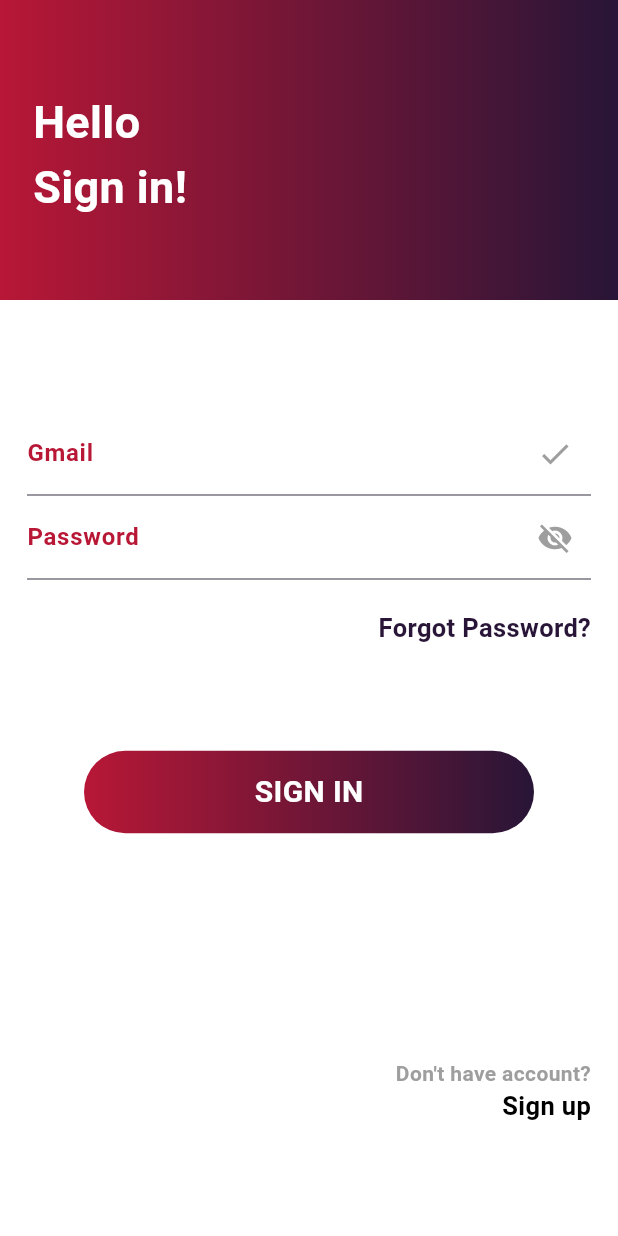
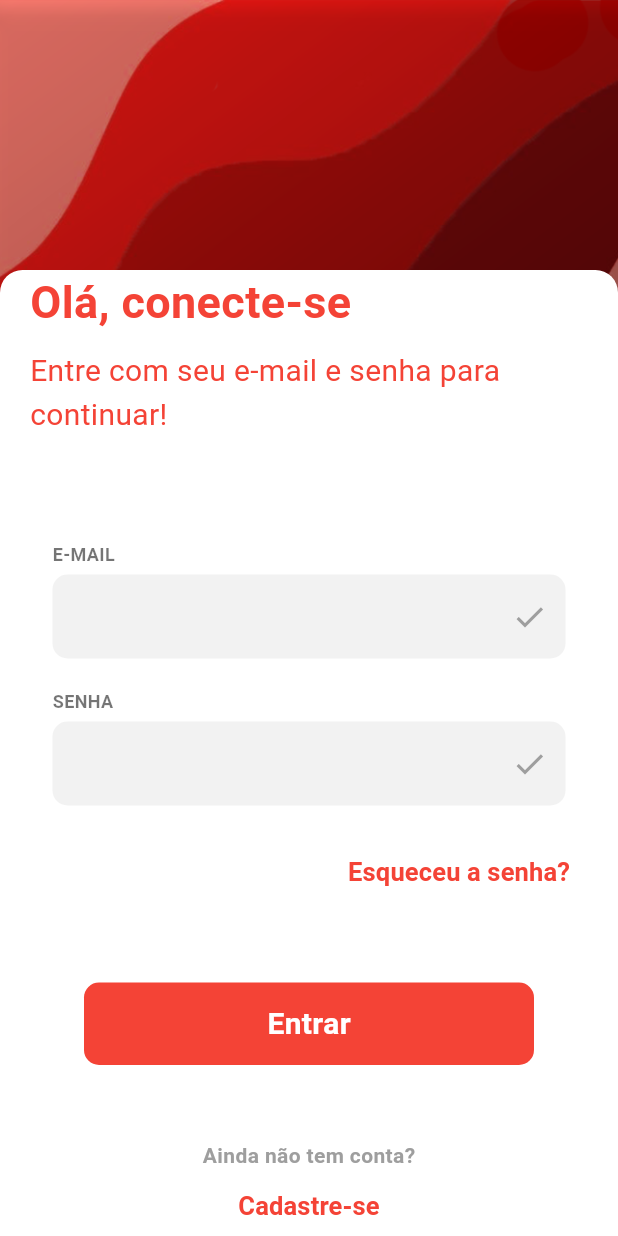
Before and after one commit to Allannll/Faculdade-de-Tecnologia-FATEC-, a Flutter app: the WelcomeScreen screen opened directly, after a tap on "Entre", on a phone screen of 412 x 824 dp. Run offline on Flutter 3.47's test engine with Material 3 defaults, Android fonts, the light colour scheme and no system bars; our stand-ins replace get, iconsax, smooth_page_indicator; missing offline and left inert: gif; Roboto replaces fonts that are missing (inter); project files that could hold a hidden picture were left out.

Commit message:
Changing the UI on login-screen and hardcode remove

```diff
--- a/4º Semester/Temp/Projeto Eng. Soft III/proj_eng/lib/view/loginScreen/loginScreen.dart
+++ b/4º Semester/Temp/Projeto Eng. Soft III/proj_eng/lib/view/loginScreen/loginScreen.dart
@@ -1,127 +1,101 @@
 import 'package:flutter/material.dart';
+import 'package:proj_eng/model/Constants/colors.dart';
+import 'package:proj_eng/view/loginScreen/widgets/loginScreen_button.dart';
+import 'package:proj_eng/view/loginScreen/widgets/loginScreen_signUpPrompt.dart';
+import 'package:proj_eng/view/loginScreen/widgets/loginScreen_textbox.dart';
 
-class Loginscreen extends StatelessWidget {
-  const Loginscreen({super.key});
+class LoginScreen extends StatelessWidget {
+  const LoginScreen({super.key});
 
   @override
   Widget build(BuildContext context) {
     return Scaffold(
-        body: Stack(
-      children: [
-        Container(
+      body: Container(
         height: double.infinity,
         width: double.infinity,
         decoration: const BoxDecoration(
+          image: DecorationImage(
+            image: AssetImage('assets/images/background.png'),
+            fit: BoxFit.cover,
+          ),
           gradient: LinearGradient(colors: [
-              Color(0xffB81736),
-              Color(0xff281537),
+            DefaultColors.background2,
+            DefaultColors.background2,
           ]),
         ),
-          child: const Padding(
-            padding: EdgeInsets.only(top: 60.0, left: 22),
-            child: Text(
-              'Hello\nSign in!',
-              style: TextStyle(
-                  fontSize: 30,
+        child: Column(
+          children: [
+            const SizedBox(height: 150),
+            const SizedBox(height: 30),
+            Expanded(
+              child: Container(
+                padding: const EdgeInsets.symmetric(horizontal: 20),
+                decoration: const BoxDecoration(
                   color: Colors.white,
-                  fontWeight: FontWeight.bold),
+                  borderRadius: BorderRadius.only(
+                    topLeft: Radius.circular(15),
+                    topRight: Radius.circular(15),
                   ),
                 ),
-        ),
-        Padding(
-          padding: const EdgeInsets.only(top: 200.0),
-          child: Container(
-            decoration: const BoxDecoration(
-              color: Colors.white,
-            ),
-            height: double.infinity,
-            width: double.infinity,
-            child:  Padding(
-              padding: const EdgeInsets.only(left: 18.0,right: 18),
                 child: Column(
                   mainAxisAlignment: MainAxisAlignment.center,
                   children: [
-                  loginScreen_textbox(),
-                  const TextField(
-                    decoration: InputDecoration(
-                        suffixIcon: Icon(Icons.visibility_off,color: Colors.grey,),
-                        label: Text('Password',style: TextStyle(
+                    const Align(
+                      alignment: Alignment.centerLeft,
+                      child: Padding(
+                        padding: EdgeInsets.only(bottom: 10),
+                        child: Column(
+                          crossAxisAlignment: CrossAxisAlignment.start,
+                          children: [
+                            Text(
+                              'Olá, conecte-se',
+                              style: TextStyle(
+                                fontSize: 30,
+                                color: Colors.red,
                                 fontWeight: FontWeight.bold,
-                          color:Color(0xffB81736),
-                        ),)
                               ),
                             ),
-                  const SizedBox(height: 20,),
-                  const Align(
-                    alignment: Alignment.centerRight,
-                    child: Text('Forgot Password?',style: TextStyle(
-                      fontWeight: FontWeight.bold,
-                      fontSize: 17,
-                      color: Color(0xff281537),
-                    ),),
-                  ),
-                  const SizedBox(height: 70,),
-                  Container(
-                    height: 55,
-                    width: 300,
-                    decoration: BoxDecoration(
-                      borderRadius: BorderRadius.circular(30),
-                      gradient: const LinearGradient(
-                        colors: [
-                          Color(0xffB81736),
-                          Color(0xff281537),
-                        ]
+                            SizedBox(height: 10),
+                            Text(
+                              'Entre com seu e-mail e senha para continuar!',
+                              style: TextStyle(
+                                fontSize: 20,
+                                color: Colors.red,
                               ),
                             ),
-                    child: const Center(child: Text('SIGN IN',style: TextStyle(
-                      fontWeight: FontWeight.bold,
-                      fontSize: 20,
-                      color: Colors.white
-                    ),),),
-                  ),
-                  const SizedBox(height: 150,),
-                  const Align(
-                    alignment: Alignment.bottomRight,
-                    child: Column(
-                      mainAxisAlignment: MainAxisAlignment.end,
-                      crossAxisAlignment: CrossAxisAlignment.end,
-                      children: [
-                        Text("Don't have account?",style: TextStyle(
-                          fontWeight: FontWeight.bold,
-                          color: Colors.grey
-                        ),),
-                        Text("Sign up",style: TextStyle(///done login page
-                            fontWeight: FontWeight.bold,
-                            fontSize: 17,
-                            color: Colors.black
-                        ),),
-                      ],
-                    ),
-                  )
                           ],
                         ),
                       ),
                     ),
+                    const SizedBox(height: 60),
+                    LoginScreenTextBox(text: 'E-MAIL'),
+                    const SizedBox(height: 20),
+                    LoginScreenTextBox(text: 'SENHA'),
+                    const SizedBox(height: 20),
+                    Align(
+                      alignment: Alignment.centerRight,
+                      child: TextButton(
+                        onPressed: () {},
+                        child: const Text(
+                          'Esqueceu a senha?',
+                          style: TextStyle(
+                            fontWeight: FontWeight.bold,
+                            fontSize: 17,
+                            color: Colors.red,
+                          ),
+                        ),
+                      ),
+                    ),
+                    const SizedBox(height: 50),
+                    const LoginButton(),
+                    const SizedBox(height: 50),
+                    const SignUpPrompt(),
+                  ],
+                ),
+              ),
             ),
           ],
-    ));
-  }
-}
-
-class loginScreen_textbox extends StatelessWidget {
-  const loginScreen_textbox({
-    super.key,
-  });
-
-  @override
-  Widget build(BuildContext context) {
-    return const TextField(
-      decoration: InputDecoration(
-        suffixIcon: Icon(Icons.check,color: Colors.grey,),
-        label: Text('Gmail',style: TextStyle(
-          fontWeight: FontWeight.bold,
-          color:Color(0xffB81736),
-        ),)
+        ),
       ),
     );
   }
--- /dev/null
+++ b/4º Semester/Temp/Projeto Eng. Soft III/proj_eng/lib/view/loginScreen/widgets/loginScreen_button.dart
@@ -0,0 +1,30 @@
+import 'package:flutter/material.dart';
+import 'package:flutter/widgets.dart';
+
+class LoginButton extends StatelessWidget {
+  const LoginButton({super.key});
+
+  @override
+  Widget build(BuildContext context) {
+    return Container(
+      height: 55,
+      width: 300,
+      decoration: BoxDecoration(
+        borderRadius: BorderRadius.circular(10),
+        gradient: const LinearGradient(
+          colors: [Colors.red, Colors.red],
+        ),
+      ),
+      child: const Center(
+        child: Text(
+          'Entrar',
+          style: TextStyle(
+            fontWeight: FontWeight.bold,
+            fontSize: 20,
+            color: Colors.white,
+          ),
+        ),
+      ),
+    );
+  }
+}
--- /dev/null
+++ b/4º Semester/Temp/Projeto Eng. Soft III/proj_eng/lib/view/loginScreen/widgets/loginScreen_signUpPrompt.dart
@@ -0,0 +1,33 @@
+import 'package:flutter/material.dart';
+import 'package:flutter/widgets.dart';
+
+class SignUpPrompt extends StatelessWidget {
+  const SignUpPrompt({super.key});
+
+  @override
+  Widget build(BuildContext context) {
+    return Column(
+      mainAxisAlignment: MainAxisAlignment.center,
+      children: [
+        const Text(
+          "Ainda não tem conta?",
+          style: TextStyle(
+            fontWeight: FontWeight.bold,
+            color: Colors.grey,
+          ),
+        ),
+        TextButton(
+          onPressed: () {},
+          child: const Text(
+            "Cadastre-se",
+            style: TextStyle(
+              fontWeight: FontWeight.bold,
+              fontSize: 17,
+              color: Colors.red,
+            ),
+          ),
+        ),
+      ],
+    );
+  }
+}
--- /dev/null
+++ b/4º Semester/Temp/Projeto Eng. Soft III/proj_eng/lib/view/loginScreen/widgets/loginScreen_textbox.dart
@@ -0,0 +1,43 @@
+import 'package:flutter/material.dart';
+import 'package:flutter/widgets.dart';
+
+class LoginScreenTextBox extends StatelessWidget {
+  const LoginScreenTextBox({
+    super.key,
+    required this.text
+    });
+
+  final String text;
+
+  @override
+  Widget build(BuildContext context) {
+    return Padding(
+      padding: EdgeInsets.symmetric(horizontal: 15),
+      child: Column(
+        crossAxisAlignment: CrossAxisAlignment.start,
+        children: [
+          Text(
+            text,
+            style: TextStyle(
+              fontSize: 12,
+              fontWeight: FontWeight.bold,
+              color: Colors.black54,
+            ),
+          ),
+          SizedBox(height: 5),
+          TextField(
+            decoration: InputDecoration(
+              filled: true,
+              fillColor: Color(0xFFF2F2F2),
+              suffixIcon: Icon(Icons.check, color: Colors.grey),
+              border: OutlineInputBorder(
+                borderRadius: BorderRadius.all(Radius.circular(10)),
+                borderSide: BorderSide.none,
+              ),
+            ),
+          ),
+        ],
+      ),
+    );
+  }
+}
--- a/4º Semester/Temp/Projeto Eng. Soft III/proj_eng/lib/view/welcomeScreen/widgets/welcomeScreen_login_button.dart
+++ b/4º Semester/Temp/Projeto Eng. Soft III/proj_eng/lib/view/welcomeScreen/widgets/welcomeScreen_login_button.dart
@@ -1,5 +1,4 @@
 import 'package:flutter/material.dart';
-import 'package:flutter/widgets.dart';
 import 'package:proj_eng/model/Constants/colors.dart';
 import 'package:proj_eng/model/Constants/device_utility.dart';
 import 'package:proj_eng/view/loginScreen/loginScreen.dart';
@@ -18,7 +17,7 @@ class welcomeScreen_login_button extends StatelessWidget {
         onPressed: (){
           Navigator.push(
             context,
-            MaterialPageRoute(builder: (context) => const Loginscreen()),
+            MaterialPageRoute(builder: (context) => const LoginScreen()),
           );
         },
         style: ElevatedButton.styleFrom(
```
Also changed, not shown: 4º Semester/Temp/Projeto Eng. Soft III/proj_eng/flutter_05.png (added), 1 other file. Lines whose indentation alone changed are shown as unchanged.
